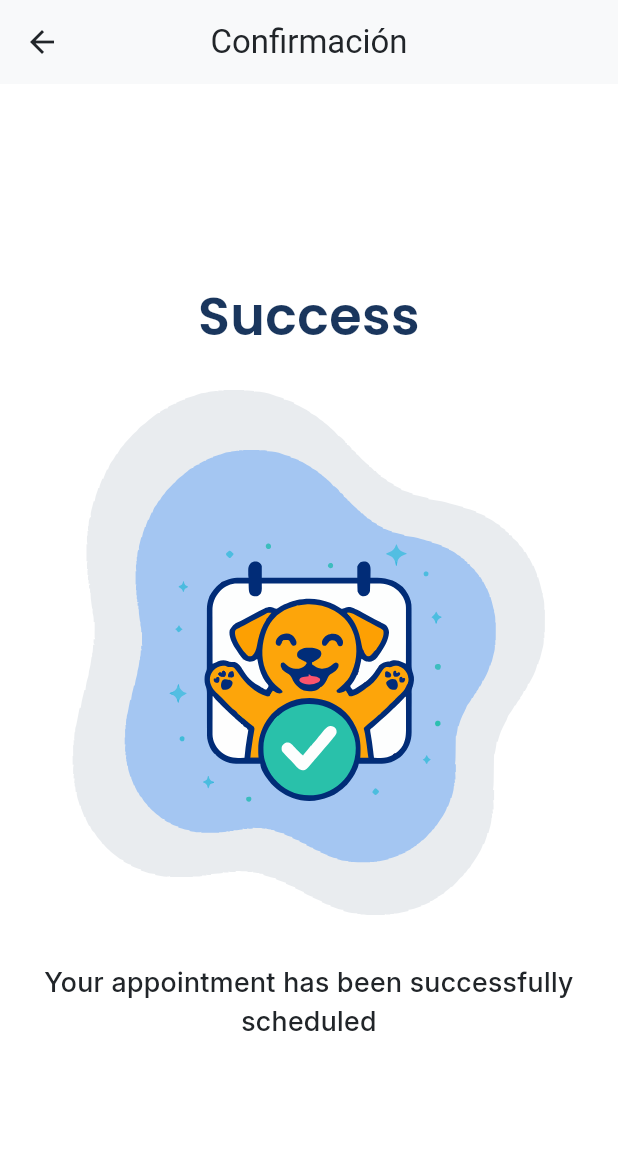
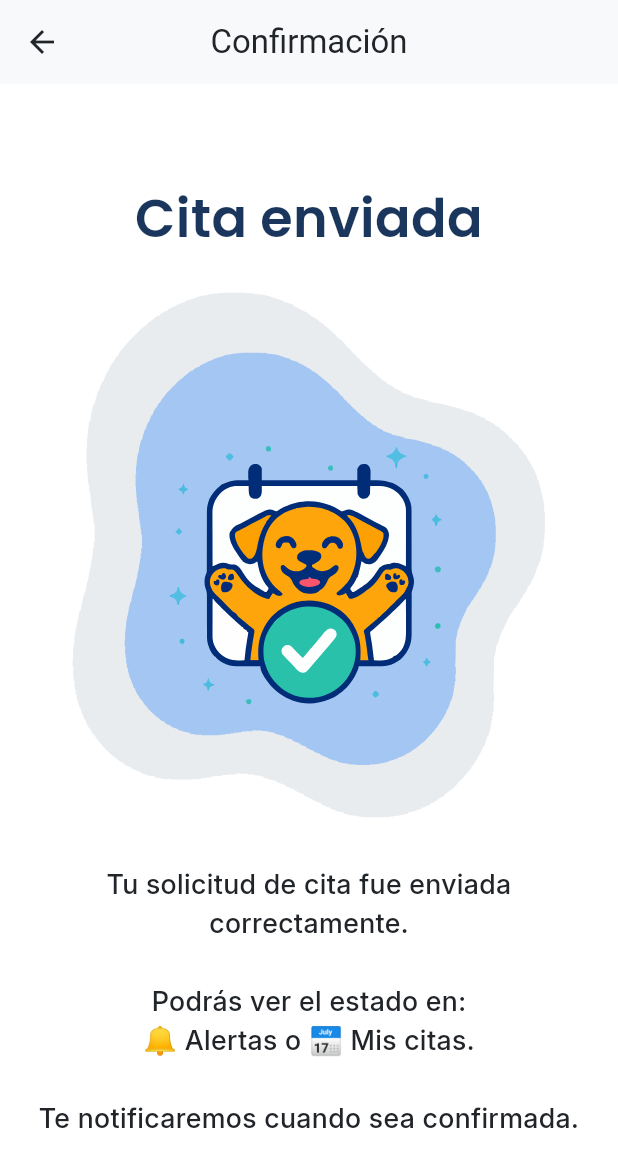
Before and after one commit to tebrich/petcore_app, a Flutter app: what reviewAndPayPage() shows on an empty page, opened directly with empty values, after a tap on "Pagar", on a phone screen of 412 x 824 dp. Shown: the top 1167 px of the screen. Run offline on Flutter 3.47's test engine with Material 3 defaults, Android fonts, the phone set to English and light mode, and no system bars; our stand-ins replace calendar_date_picker2, convex_bottom_bar, fl_chart, flutter_secure_storage, flutter_svg, font_awesome_flutter and 7 more; accounts and stored records are empty; network calls fail.

Commit message:
termino de modulo Vet, pendiente alguns leves cosas

```diff
--- a/lib/features/vet_appointments/presentation/widgets/add_new_appointment/review_page.dart
+++ b/lib/features/vet_appointments/presentation/widgets/add_new_appointment/review_page.dart
@@ -3,14 +3,17 @@ import 'package:get/get.dart';
 import 'package:peticare/core/utils/vertical_spacing.dart';
 import 'package:peticare/features/vet_appointments/presentation/controllers/add_new_vet_appointment_page_controller.dart';
 import 'package:peticare/features/vet_appointments/presentation/widgets/add_new_appointment/succes_page.dart';
+import 'package:intl/intl.dart';
 
 Widget reviewAndPayPage(
   Size size,
   AddNewVetAppointmentPageController controller,
 ) {
+  /// 🔥 GARANTIZAR VETS + PRECIO EN REVIEW
+  WidgetsBinding.instance.addPostFrameCallback((_) {
+    print("📄 REVIEW MONTADO → FORZANDO loadPrice()");
+    controller.loadPrice(); // 👈 IMPORTANTE
 
-  /// 🔥 AQUÍ VA (JUSTO AQUÍ)
-  WidgetsBinding.instance.addPostFrameCallback((_) {
     if (controller.vetsList.isEmpty) {
       print("📡 FORZANDO LOAD VETS DESDE REVIEW");
       controller.loadVets();
@@ -29,7 +32,6 @@ Widget reviewAndPayPage(
         child: Column(
           crossAxisAlignment: CrossAxisAlignment.start,
           children: [
-
             VerticalSpacing.md(Get.context!),
 
             /// 🐶 Mascota
@@ -77,6 +79,21 @@ Widget reviewAndPayPage(
             ),
             Text(controller.appointmentType ?? "-"),
 
+            /// 💰 PRECIO REAL MOSTRADO JUNTO AL SERVICIO
+            Obx(() {
+
+              final formatter = NumberFormat("#,##0", "es_PY"); // 50.000
+              final formattedPrice = formatter.format(controller.servicePrice.value);
+
+              return Text(
+                "${controller.currency.value} $formattedPrice",
+                style: const TextStyle(
+                  fontWeight: FontWeight.bold,
+                  fontSize: 18,
+                ),
+              );
+            }),
+
             VerticalSpacing.sm(Get.context!),
 
             /// 📅 Fecha
@@ -89,27 +106,6 @@ Widget reviewAndPayPage(
                   ? controller.appointmentDateTime.toString()
                   : "-",
             ),
-
-            VerticalSpacing.md(Get.context!),
-
-            /// 💰 PRECIO REAL (🔥 NUEVO)
-            Obx(() => Column(
-              crossAxisAlignment: CrossAxisAlignment.start,
-              children: [
-                const Text(
-                  "Precio",
-                  style: TextStyle(fontWeight: FontWeight.bold),
-                ),
-                Text(
-                  "${controller.currency.value} ${controller.servicePrice.value}",
-                  style: const TextStyle(
-                    fontSize: 18,
-                    fontWeight: FontWeight.bold,
-                    color: Colors.green,
-                  ),
-                ),
-              ],
-            )),
 
             VerticalSpacing.md(Get.context!),
 
@@ -166,18 +162,7 @@ Widget reviewAndPayPage(
                  onPressed: () {
                    print("💳 PAGAR CITA");
 
-                  final ctx = Get.context!;
-
-                  Get.to(
-                    () => Scaffold(
-                      backgroundColor: Colors.white,
-                      appBar: AppBar(
-                        title: const Text("Confirmación"),
-                        centerTitle: true,
-                      ),
-                      body: successPage(MediaQuery.of(ctx).size),
-                    ),
-                  );
+                   Get.to(() => const SuccessPageScreen());
                  },
                  child: const Text("Pagar"),
                ),
--- a/lib/features/vet_appointments/presentation/widgets/add_new_appointment/succes_page.dart
+++ b/lib/features/vet_appointments/presentation/widgets/add_new_appointment/succes_page.dart
@@ -5,35 +5,39 @@ import 'package:peticare/core/theme/app_pallete.dart';
 import 'package:peticare/core/theme/app_textstyles.dart';
 import 'package:peticare/core/utils/vertical_spacing.dart';
 
-/// A widget function that builds the success confirmation screen. ✅
-///
-/// This widget serves as the final step in the `PageView` of the
-/// `AddNewVetAppoitnmentPage`. It is displayed after the user has successfully
-/// confirmed and paid for their appointment.
-///
-/// Key UI elements include:
-/// - A prominent "Success" title.
-/// - A central illustration (`happy_pet_chekmark.svg`) enhanced with a
-///   `FloatingAnimation` for subtle motion.
-/// - A descriptive text confirming that the appointment has been scheduled.
-///
-/// The "Done" button in the `BottomNavigationBar` of the parent page will
-/// typically navigate the user away from this flow.
-///
-/// [screenSize] The size of the screen, used for responsive layouts.
+/// Pantalla completa de confirmación de cita ✅
+class SuccessPageScreen extends StatelessWidget {
+  const SuccessPageScreen({super.key});
+
+  @override
+  Widget build(BuildContext context) {
+    final size = MediaQuery.of(context).size;
+
+    return Scaffold(
+      backgroundColor: Colors.white,
+      appBar: AppBar(
+        title: const Text("Confirmación"),
+        centerTitle: true,
+      ),
+      body: successPage(size),
+    );
+  }
+}
+
+/// Contenido de la pantalla de éxito
 Widget successPage(Size screenSize) {
   return LayoutBuilder(
     builder: (context, constraints) {
       return Column(
         mainAxisAlignment: MainAxisAlignment.center,
         children: [
-          /// Top spacing
+          /// Espacio superior
           const Spacer(flex: 1),
 
           Padding(
             padding: EdgeInsets.symmetric(horizontal: screenSize.width * 0.05),
             child: Text(
-              "Success",
+              "Cita enviada",
               style: AppTextStyles.headingLarge.copyWith(
                 color: AppPalette.textOnSecondaryBg(context),
                 fontSize: constraints.maxHeight > 580 ? 35 : 32,
@@ -42,7 +46,7 @@ Widget successPage(Size screenSize) {
             ),
           ),
 
-          /// Space after Title
+          /// Espacio después del título
           VerticalSpacing.lg(context),
 
           Stack(
@@ -60,7 +64,7 @@ Widget successPage(Size screenSize) {
               ),
               FloatingAnimation(
                 type: FloatingType.wave,
-                duration: Duration(seconds: 8),
+                duration: const Duration(seconds: 8),
                 floatStrength: 2.5,
                 curve: Curves.linear,
                 child: Stack(
@@ -92,14 +96,17 @@ Widget successPage(Size screenSize) {
             ],
           ),
 
-          // Space after illustration
+          // Espacio después de la ilustración
           VerticalSpacing.xl(context),
 
-          /// Texts
+          /// Textos
           Padding(
             padding: EdgeInsets.symmetric(horizontal: screenSize.width * 0.05),
             child: Text(
-              "Your appointment has been successfully scheduled",
+              "Tu solicitud de cita fue enviada correctamente.\n\n"
+              "Podrás ver el estado en:\n"
+              "🔔 Alertas o 📅 Mis citas.\n\n"
+              "Te notificaremos cuando sea confirmada.",
               style: AppTextStyles.bodyRegular.copyWith(
                 fontWeight: FontWeight.w500,
                 color: AppPalette.primaryText(context),
@@ -109,7 +116,7 @@ Widget successPage(Size screenSize) {
             ),
           ),
 
-          // Bottom spacer
+          // Espacio inferior
           const Spacer(flex: 1),
         ],
       );
```
Also changed, not shown: lib/features/vet_appointments/presentation/controllers/add_new_vet_appointment_page_controller.dart (+29 -48 lines). Lines whose indentation alone changed are shown as unchanged.
